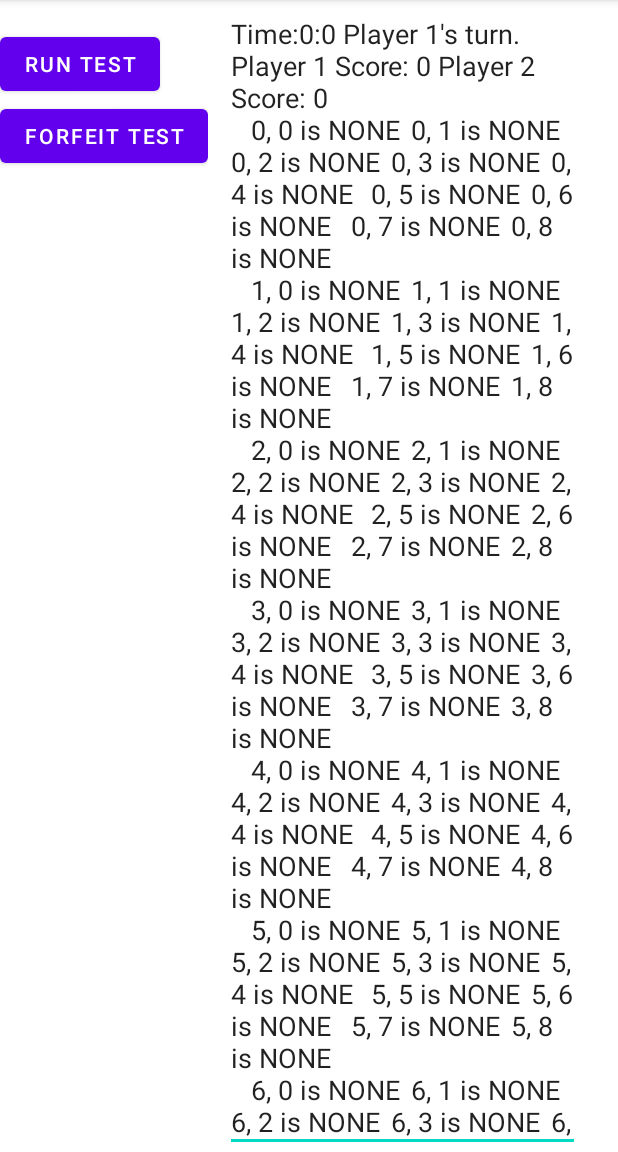
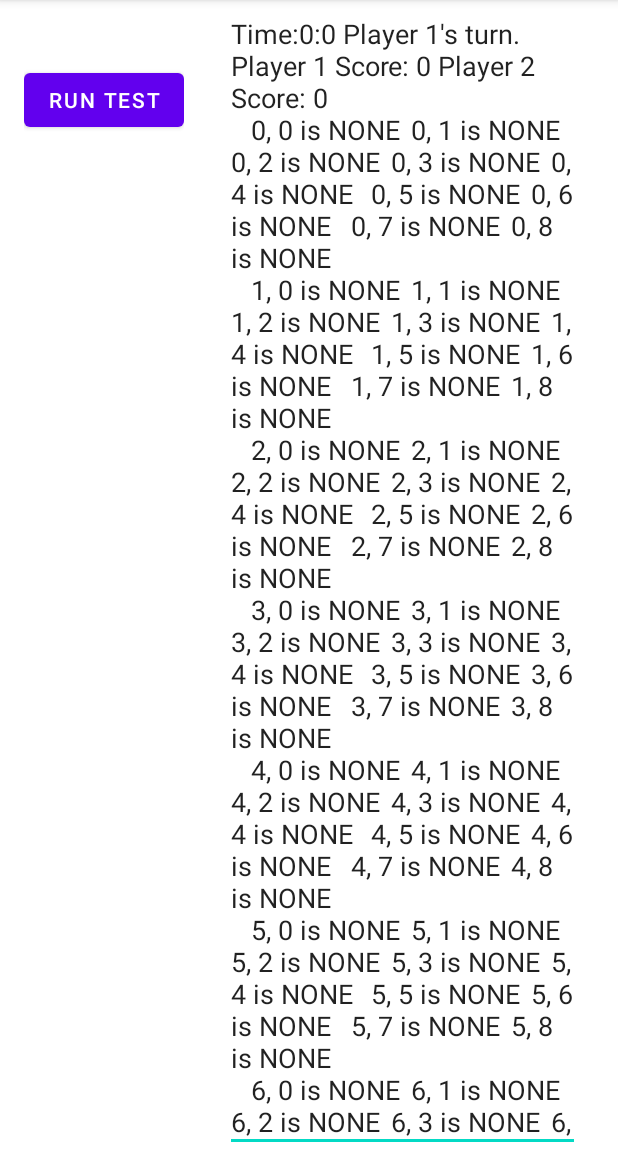
Before and after one commit to jude-gabriel/Go_GameState, an Android app: the screen it shows after launch (MainActivity), after a tap on "RUN TEST", on a phone screen of 412 x 824 dp, the part 84-1236 px from its top. Run offline under Robolectric (Android 15) with nearby library versions, the phone set to English and light mode, and no system bars; 1 statement that could not run was skipped.

Commit message:
removed forfeit button

```diff
--- a/app/src/main/java/com/example/gogamestate/MainActivity.java
+++ b/app/src/main/java/com/example/gogamestate/MainActivity.java
@@ -50,7 +50,8 @@ public class MainActivity extends AppCompatActivity{
             public void onClick(View v) {
                 if (firstInstance != null && secondInstance != null && thirdInstance != null) {
 
-                    theText.setText("Click to run tests");
+                    //Modified to make a string resource
+                    theText.setText(R.string.runTestsString);
 
                     //Initialize the empty board
                     if (counter == 0) {
@@ -60,7 +61,7 @@ public class MainActivity extends AppCompatActivity{
                     }
 
                     //Prepopulate with one stone missing from capture
-                    if(counter == 1){
+                    if (counter == 1) {
                         firstInstance.testCaptures();
                         CharSequence firstinst = firstInstance.toString();
                         theText.append((CharSequence) secondInstance.toString());
--- a/app/src/main/res/layout/activity_main.xml
+++ b/app/src/main/res/layout/activity_main.xml
@@ -25,13 +25,6 @@
             android:layout_height="wrap_content"
             android:text="@string/run_test" />
 
-        <Button
-            android:id="@+id/forfeitTest"
-            android:layout_width="wrap_content"
-            android:layout_height="0dp"
-            android:layout_weight="1"
-            android:text="@string/forfeit_test" />
-
     </LinearLayout>
 
     <LinearLayout
--- a/app/src/main/res/values/strings.xml
+++ b/app/src/main/res/values/strings.xml
@@ -5,4 +5,5 @@
     <string name="forfeit_test">Forfeit Test</string>
     <string name="test2">test2</string>
     <string name="test">test</string>
+    <string name="runTestsString">Click to run tests</string>
 </resources>
```
